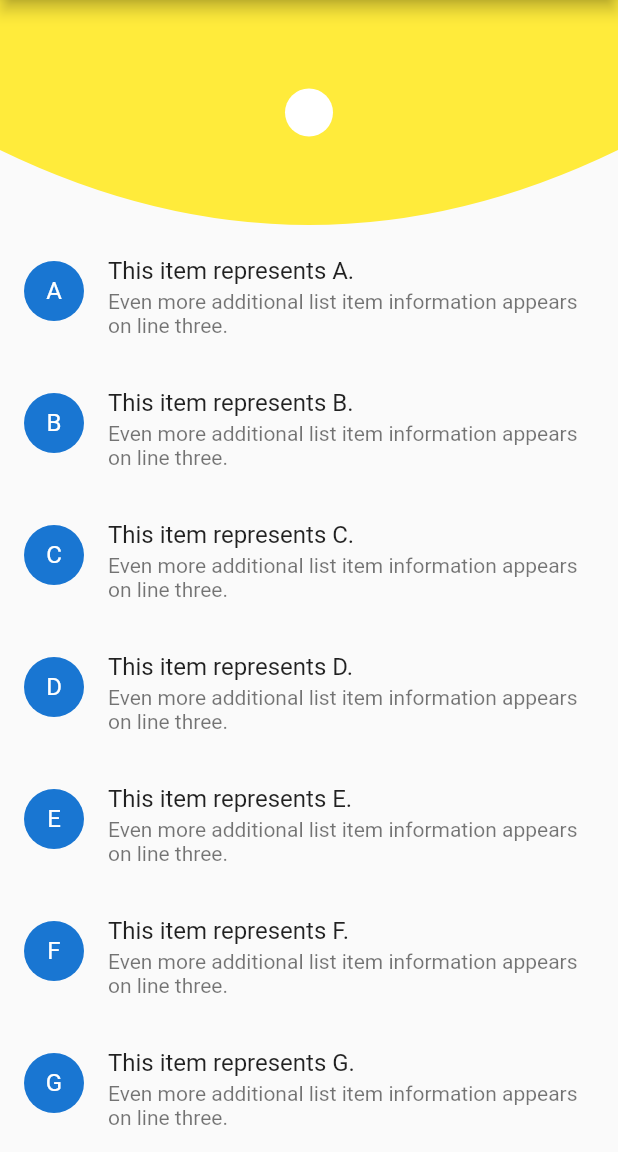
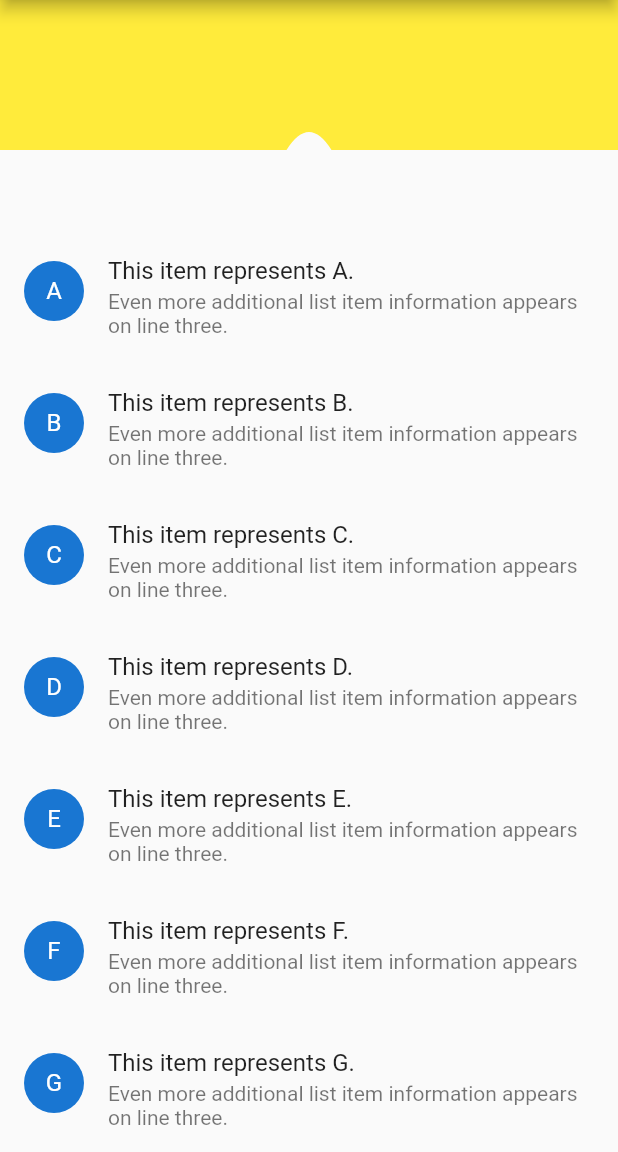
Before and after one commit to aagarwal1012/Liquid-Pull-To-Refresh, a Flutter app: the screen it shows after launch, on a phone screen of 412 x 824 dp, the part 84-1236 px from its top. Run offline on Flutter 3.47's test engine with Material 2 defaults, Android fonts, the phone set to English and light mode, and no system bars.

Commit message:
clipper updated, peak effect made and progress ring fade out effect made

```diff
--- a/lib/liquid_pull_to_refresh.dart
+++ b/lib/liquid_pull_to_refresh.dart
@@ -116,6 +116,14 @@ class _LiquidPullToRefreshState extends State<LiquidPullToRefresh>
   Animation<double> _progressingPercentAnimation;
   Animation<double> _progressingStartAngleAnimation;
 
+  AnimationController _ringDisappearController;
+  Animation<double> _ringRadiusAnimation;
+  Animation<double> _ringOpacityAnimation;
+
+  AnimationController _showPeakController;
+  Animation<double> _peakHeightUpAnimation;
+  Animation<double> _peakHeightDownAnimation;
+
   Animation<double> _childOpacityAnimation;
 
   AnimationController _positionController;
@@ -152,15 +160,32 @@ class _LiquidPullToRefreshState extends State<LiquidPullToRefresh>
       parent: _progressingController,
       curve: Interval(0.0, 1.0),
     ));
-    _progressingPercentAnimation = Tween<double>(begin: 0.25, end: 5/6).animate(CurvedAnimation(
+    _progressingPercentAnimation =
+        Tween<double>(begin: 0.25, end: 5 / 6).animate(CurvedAnimation(
       parent: _progressingController,
       curve: Interval(0.0, 1.0, curve: _MyCurve()),
     ));
     _progressingStartAngleAnimation =
-        Tween<double>(begin: -2/3, end: 1/2).animate(CurvedAnimation(
+        Tween<double>(begin: -2 / 3, end: 1 / 2).animate(CurvedAnimation(
       parent: _progressingController,
       curve: Interval(0.5, 1.0),
     ));
+
+    _ringDisappearController = AnimationController(vsync: this);
+    _ringRadiusAnimation = Tween<double>(begin: 1.0, end: 1.25).animate(
+        CurvedAnimation(
+            parent: _ringDisappearController, curve: Curves.easeOut));
+    _ringOpacityAnimation = Tween<double>(begin: 1.0, end: 0.0).animate(
+        CurvedAnimation(
+            parent: _ringDisappearController, curve: Curves.easeIn));
+
+    _showPeakController = AnimationController(vsync: this);
+    _peakHeightUpAnimation = Tween<double>(begin: 0.0, end: 1.0).animate(
+        CurvedAnimation(
+            parent: _showPeakController, curve: Interval(0.1, 0.2)));
+    _peakHeightDownAnimation = Tween<double>(begin: 1.0, end: 0.0).animate(
+        CurvedAnimation(
+            parent: _showPeakController, curve: Interval(0.2, 0.3)));
 
     _positionController = AnimationController(vsync: this);
     _positionFactor = _positionController.drive(_kDragSizeFactorLimitTween);
@@ -192,6 +217,8 @@ class _LiquidPullToRefreshState extends State<LiquidPullToRefresh>
     _progressingController.dispose();
     _positionController.dispose();
     _scaleController.dispose();
+    _ringDisappearController.dispose();
+    _showPeakController.dispose();
     super.dispose();
   }
 
@@ -293,6 +320,8 @@ class _LiquidPullToRefreshState extends State<LiquidPullToRefresh>
     _positionController.value = 0.0;
     _springController.value = 0.0;
     _progressingController.value = 0.0;
+    _ringDisappearController.value = 0.0;
+    _showPeakController.value = 0.0;
     return true;
   }
 
@@ -323,6 +352,13 @@ class _LiquidPullToRefreshState extends State<LiquidPullToRefresh>
     switch (_mode) {
       case _RefreshIndicatorMode.done:
         //TODO
+        //stop progressing animation
+        _progressingController.stop();
+
+        // progress ring disappear animation
+        await _ringDisappearController.animateTo(1.0,
+            duration: Duration(milliseconds: 200));
+
         await _positionController.animateTo(0.0,
             duration: Duration(
                 milliseconds: _kIndicatorSnapDuration.inMilliseconds * 2));
@@ -351,7 +387,9 @@ class _LiquidPullToRefreshState extends State<LiquidPullToRefresh>
     _mode = _RefreshIndicatorMode.snap;
 
     _positionController.animateTo(1.0 / _kDragSizeFactorLimit,
-        duration: Duration(milliseconds: 1000));
+        duration: Duration(milliseconds: 1000), curve: Curves.linear);
+    _showPeakController.animateTo(1.0,
+        duration: Duration(milliseconds: 1000), curve: Curves.linear);
     _springController
         .animateTo(0.5,
             duration: Duration(milliseconds: 1000), curve: Curves.elasticOut)
@@ -383,9 +421,6 @@ class _LiquidPullToRefreshState extends State<LiquidPullToRefresh>
         refreshResult.whenComplete(() {
           if (mounted && _mode == _RefreshIndicatorMode.refresh) {
             completer.complete();
-
-            //stop progressing animation
-            _progressingController.stop();
 
             _dismiss(_RefreshIndicatorMode.done);
           }
@@ -448,19 +483,24 @@ class _LiquidPullToRefreshState extends State<LiquidPullToRefresh>
         child: ClipPath(
           clipper: HillClipper(
             centreHeight: 100,
-            curveHeight: 50.0,
+            curveHeight: 0.0,
+            peakHeight: 12.0,
+            peakWidth: 12.0 * 5 / 2,
           ),
           child: Container(
             height: 150.0,
             color: Colors.yellow,
             child: Align(
               alignment: Alignment.center,
+              child: Opacity(
+                opacity: 0.0,
                 child: CircularProgress(
                   progressCircleOpacity: 1.0,
-                innerCircleRadius: 16.0,
-                progressCircleBorderWidth: 4.0,
-                progressCircleRadius: 25.0,
+                  innerCircleRadius: 12.0,
+                  progressCircleBorderWidth: 3.0,
+                  progressCircleRadius: 21.0,
                   progressPercent: 0.5,
+                ),
               ),
             ),
           ),
@@ -535,7 +575,6 @@ class _LiquidPullToRefreshState extends State<LiquidPullToRefresh>
           builder: (BuildContext buildContext, Widget child) {
             return Container(
               height: _value.value * 100.0 * 2,
-              color: Colors.red,
             );
           },
         ),
@@ -565,7 +604,10 @@ class _LiquidPullToRefreshState extends State<LiquidPullToRefresh>
           animation: _positionController,
           builder: (BuildContext buildContext, Widget child) {
             return Opacity(
-              opacity: (_childOpacityAnimation.value - (1 / 3)).clamp(0.0, 1.0),
+              // -0.1 is done for elasticOut curve
+              opacity: (_childOpacityAnimation.value - (1 / 3) - 0.1)
+                  .clamp(0.0, 1.0),
+//              opacity: 1.0,
               child: NotificationListener<ScrollNotification>(
                 key: _key,
                 onNotification: _handleScrollNotification,
@@ -579,16 +621,21 @@ class _LiquidPullToRefreshState extends State<LiquidPullToRefresh>
             );
           },
         ),
-        AnimatedBuilder(
+        Opacity(
+          opacity: 1.0,
+          child: AnimatedBuilder(
             animation: Listenable.merge([
               _positionController,
               _springController,
+              _showPeakController,
             ]),
             builder: (BuildContext buildContext, Widget child) {
               return ClipPath(
                 clipper: HillClipper(
                   centreHeight: 100.0,
                   curveHeight: 50.0 * _springAnimation.value,
+                  peakHeight: (_peakHeightUpAnimation.value != 1.0) ? 12.0*_peakHeightUpAnimation.value : 12.0*_peakHeightDownAnimation.value,
+                peakWidth: (_peakHeightUpAnimation.value != 0.0 && _peakHeightDownAnimation.value != 0.0) ? 12.0 * 5 / 2 : 0.0,
                 ),
                 child: Container(
                   height: _value.value * 100.0 * 2,
@@ -597,21 +644,29 @@ class _LiquidPullToRefreshState extends State<LiquidPullToRefresh>
               );
             },
           ),
-        Container(
+        ),
+        Opacity(
+          opacity: 1.0,
+          child: Container(
             height: 100.0,
             child: Align(
               alignment: Alignment.center,
               child: AnimatedBuilder(
-              animation: _progressingController,
+                animation: Listenable.merge([
+                  _progressingController,
+                  _ringDisappearController,
+                ]),
                 builder: (BuildContext buildContext, Widget child) {
                   return Transform(
-                  transform: Matrix4.identity()..rotateZ(_progressingRotateAnimation.value*5*pi/6),
+                    transform: Matrix4.identity()
+                      ..rotateZ(_progressingRotateAnimation.value * 5 * pi / 6),
                     alignment: FractionalOffset.center,
                     child: CircularProgress(
-                    progressCircleOpacity: 1.0,
+                      progressCircleOpacity: _ringOpacityAnimation.value,
                       innerCircleRadius: 12.0,
                       progressCircleBorderWidth: 3.0,
-                    progressCircleRadius: 21.0,
+                      progressCircleRadius:
+                          (18.0 + 3.0) * _ringRadiusAnimation.value,
                       startAngle: _progressingStartAngleAnimation.value * pi,
                       progressPercent: _progressingPercentAnimation.value,
                     ),
@@ -620,35 +675,8 @@ class _LiquidPullToRefreshState extends State<LiquidPullToRefresh>
               ),
             ),
           ),
+        ),
       ],
-    );
-  }
-}
-
-class AnimatedContainer extends AnimatedWidget {
-  final double containerHeight;
-  Animation<double> listenable;
-
-  AnimatedContainer({
-    Key key,
-    this.containerHeight,
-    this.listenable,
-  }) : super(
-          key: key,
-          listenable: listenable,
-        );
-
-  @override
-  Widget build(BuildContext context) {
-    return ClipPath(
-      clipper: HillClipper(
-        centreHeight: 100.0,
-        curveHeight: 50.0 * listenable.value,
-      ),
-      child: Container(
-        height: containerHeight,
-        color: Colors.red,
-      ),
     );
   }
 }
--- a/lib/src/clipper.dart
+++ b/lib/src/clipper.dart
@@ -5,18 +5,22 @@ import 'package:flutter/material.dart';
 class HillClipper extends CustomClipper<Path> {
   final double centreHeight;
   double curveHeight;
+  final double peakHeight;
+  final double peakWidth;
 
   HillClipper({
     this.centreHeight,
     this.curveHeight,
+    this.peakHeight,
+    this.peakWidth,
   });
 
   @override
   Path getClip(Size size) {
     var path = new Path();
+    if (peakHeight == null && peakWidth == null) {
       if (size.height > centreHeight) {
-
-      if(curveHeight > (size.height - centreHeight)){
+        if (curveHeight > (size.height - centreHeight)) {
           curveHeight = size.height - centreHeight;
         }
 
@@ -37,6 +41,42 @@ class HillClipper extends CustomClipper<Path> {
         path.lineTo(size.width, 0.0);
         path.lineTo(0.0, 0.0);
       }
+    } else {
+      if (size.height > centreHeight) {
+        if (curveHeight > (size.height - centreHeight)) {
+          curveHeight = size.height - centreHeight;
+        }
+
+        path.lineTo(0.0, centreHeight);
+
+        path.quadraticBezierTo(size.width / 4, centreHeight + curveHeight,
+            (size.width / 2) - (peakWidth / 2), centreHeight + curveHeight);
+
+        path.quadraticBezierTo(
+            (size.width / 2) - (peakWidth / 4),
+            centreHeight + curveHeight - peakHeight,
+            (size.width / 2),
+            centreHeight + curveHeight - peakHeight);
+
+        path.quadraticBezierTo(
+            (size.width / 2) + (peakWidth / 4),
+            centreHeight + curveHeight - peakHeight,
+            (size.width / 2) + (peakWidth / 2),
+            centreHeight + curveHeight);
+
+        path.quadraticBezierTo(size.width * 3 / 4, centreHeight + curveHeight,
+            size.width, centreHeight);
+
+        path.lineTo(size.width, 0.0);
+
+        path.lineTo(0.0, 0.0);
+      } else {
+        path.lineTo(0.0, size.height);
+        path.lineTo(size.width, size.height);
+        path.lineTo(size.width, 0.0);
+        path.lineTo(0.0, 0.0);
+      }
+    }
 
     return path;
   }
```
Lines whose indentation alone changed are shown as unchanged.
